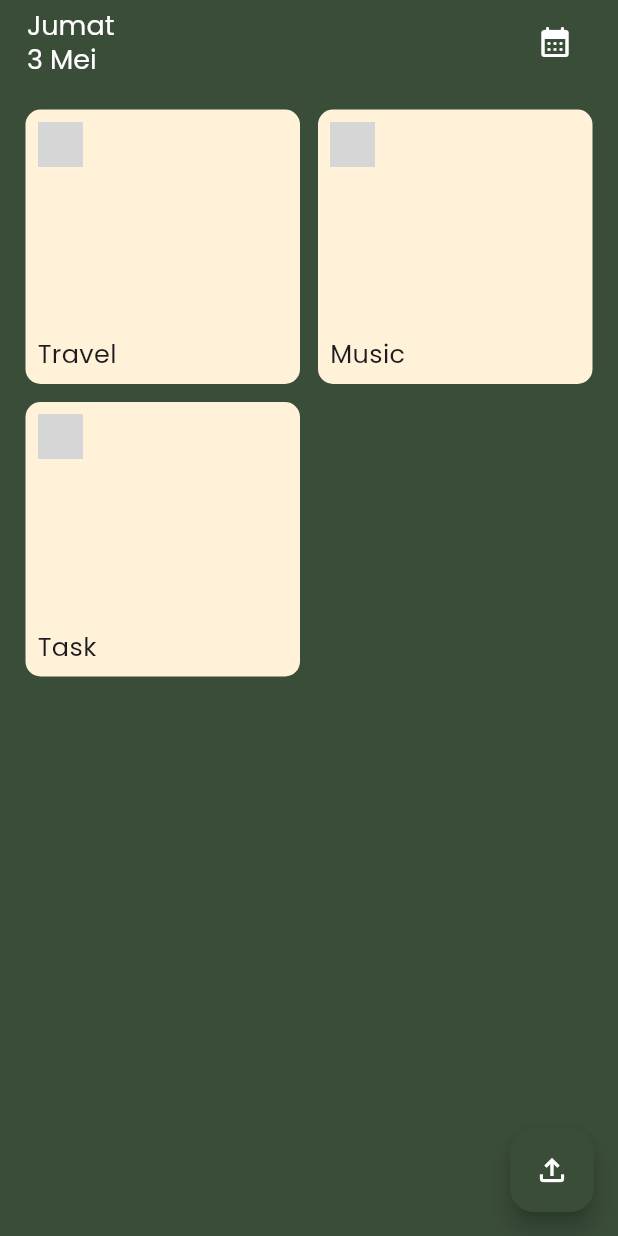
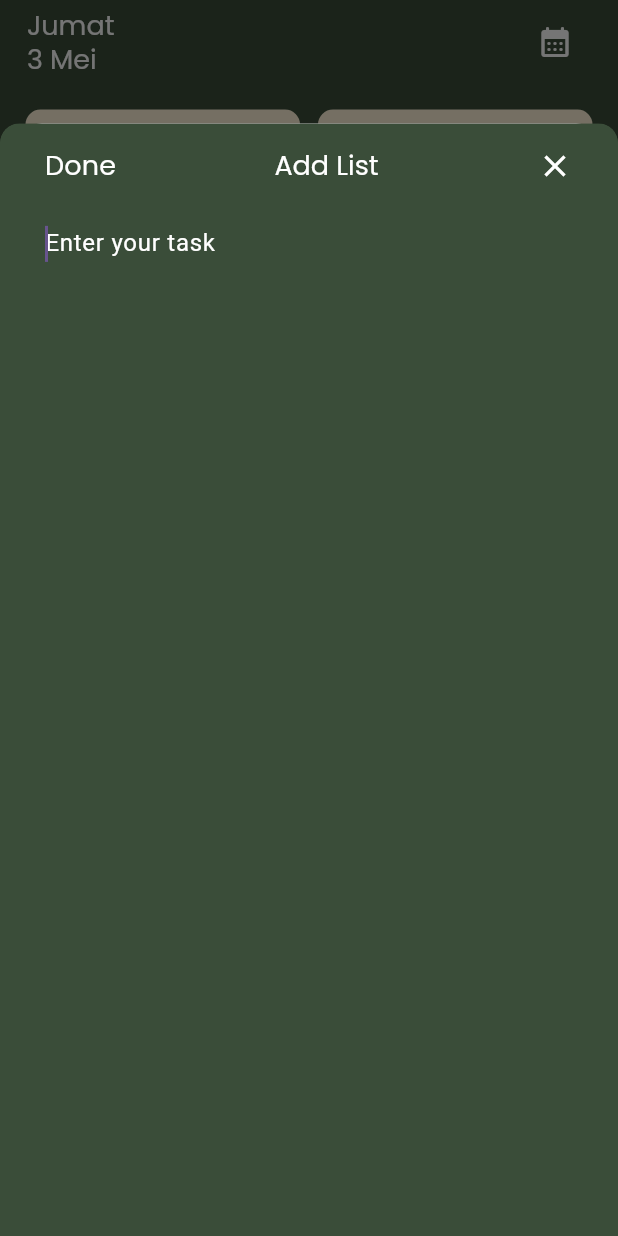
Before and after one commit to Wery-wer/DOsify-App, a Flutter app: the screen it shows after launch, after a tap on the "file upload" icon, on a phone screen of 412 x 824 dp. Run offline on Flutter 3.47's test engine with Material 3 defaults, Android fonts, the phone set to English and light mode, and no system bars; grey boxes are pictures that could not be loaded.

Commit message:
update showmodalbottomsheet

```diff
--- a/lib/screen/HomePage.dart
+++ b/lib/screen/HomePage.dart
@@ -1,5 +1,6 @@
 import 'package:dosify_app/screen/Profile.dart';
 import 'package:dosify_app/utils/constants/colors.dart';
+import 'package:flutter/cupertino.dart';
 import 'package:flutter/material.dart';
 import 'package:flutter/widgets.dart';
 import 'package:intl/intl.dart';
@@ -32,7 +33,7 @@ class _HomePageState extends State<HomePage> {
   'logo1.png',
   'logo2.png',
   'logo3.png',
-];
+  ];
 
   String formattedDate = '';
 
@@ -43,13 +44,126 @@ class _HomePageState extends State<HomePage> {
     fetchDateAndTime();
   }
 
+  List<String> data = ["Travel", "Music", "Task"]; // template grid view builder di awal
+
+  void addNewList(String newListName) {
+  setState(() {
+    data.add(newListName);
+  });
+}
+
   void fetchDateAndTime() {
     var now = DateTime.now();
     var formatter = DateFormat('EEEE\nd MMMM', 'id_ID');
     formattedDate = formatter.format(now);
   }
 
-  List<String> data = ["Travel", "Music", "Task"]; // template grid view builder di awal
+  final List<Map<String, dynamic>> myProducts = List.generate(100000, (index) => {
+    "id": index,
+    "name": "Product $index",
+  }).toList();
+
+  void _showAddListModal(BuildContext context) {
+  TextEditingController _controller = TextEditingController();
+  FocusNode _focusNode = FocusNode();
+
+  showModalBottomSheet(
+    context: context,
+    isScrollControlled: true,
+    builder: (BuildContext context) {
+      return ClipRRect(
+        borderRadius: BorderRadius.only(
+          topLeft: Radius.circular(13),
+          topRight: Radius.circular(13),
+        ),
+        child: Container(
+          height: MediaQuery.of(context).size.height * 0.9,
+          decoration: BoxDecoration(
+            color: GColors.textPrimary,
+            borderRadius: BorderRadius.only(
+              topLeft: Radius.circular(13),
+              topRight: Radius.circular(13),
+            ),
+          ),
+          child: ListView(
+            shrinkWrap: true,
+            children: [
+              AppBar(
+                backgroundColor: GColors.textPrimary,
+                title: Padding(
+                  padding: const EdgeInsets.all(2.0),
+                  child: Row(
+                    mainAxisAlignment: MainAxisAlignment.spaceBetween,
+                    children: [
+                      TextButton(
+                        onPressed: () {
+                          FocusScope.of(context).unfocus();
+                          addNewList(_controller.text);
+                          Navigator.pop(context);
+                        },
+                        child: Text(
+                          'Done',
+                          style: TextStyle(
+                            fontFamily: 'Poppins',
+                            fontSize: sizes.GSizes.fontSizeLg,
+                            color: Colors.white,
+                          ),
+                        ),
+                      ),
+                      const Spacer(),
+                      Text(
+                        'Add List',
+                        style: const TextStyle(
+                          fontFamily: 'Poppins',
+                          fontSize: sizes.GSizes.fontSizeLg,
+                          color: Colors.white,
+                        ),
+                      ),
+                      const Spacer(),
+                      IconButton(
+                        icon: const Icon(
+                          Icons.close,
+                          color: Colors.white,
+                        ),
+                        onPressed: () {
+                          FocusScope.of(context).unfocus();
+                          Navigator.pop(context);
+                        },
+                      ),
+                    ],
+                  ),
+                ),
+                automaticallyImplyLeading: false,
+                elevation: 0,
+              ),
+              Padding(
+                padding: const EdgeInsets.only(left: 30),
+                child: TextField(
+                  controller: _controller,
+                  focusNode: _focusNode,
+                  autofocus: true,
+                  maxLines: null,
+                  decoration: InputDecoration(
+                    hintText: 'Enter your task',
+                    hintStyle: TextStyle(
+                      color: Colors.white,
+                    ),
+                    border: InputBorder.none,
+                  ),
+                  style: TextStyle(
+                    color: Colors.white,
+                    fontSize: sizes.GSizes.fontSizeMd,
+                  ),
+                ),
+              ),
+            ],
+          ),
+        ),
+      );
+    },
+  );
+}
+
 
   @override
   Widget build(BuildContext context) {
@@ -182,6 +296,7 @@ class _HomePageState extends State<HomePage> {
       ),
       floatingActionButton: FloatingActionButton( // Tombol Floating
         onPressed: () {
+          _showAddListModal(context);
         },
         child: Icon(
           Icons.file_upload_outlined,
--- a/pubspec.yaml
+++ b/pubspec.yaml
@@ -62,6 +62,7 @@ flutter:
   # To add assets to your application, add an assets section, like this:
   assets:
     - assets/images/
+    - assets/logo/
 
   fonts:
     - family: Poppins
```
